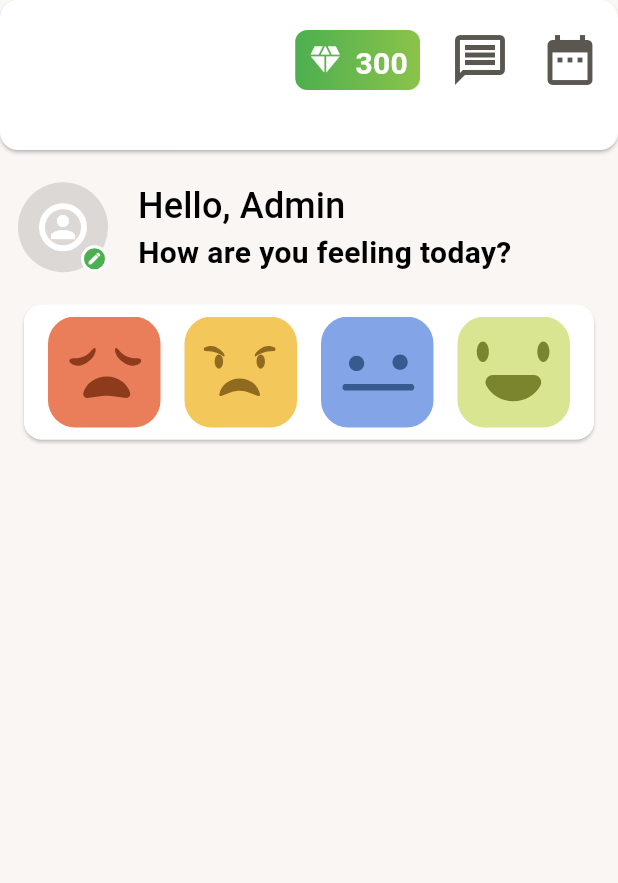
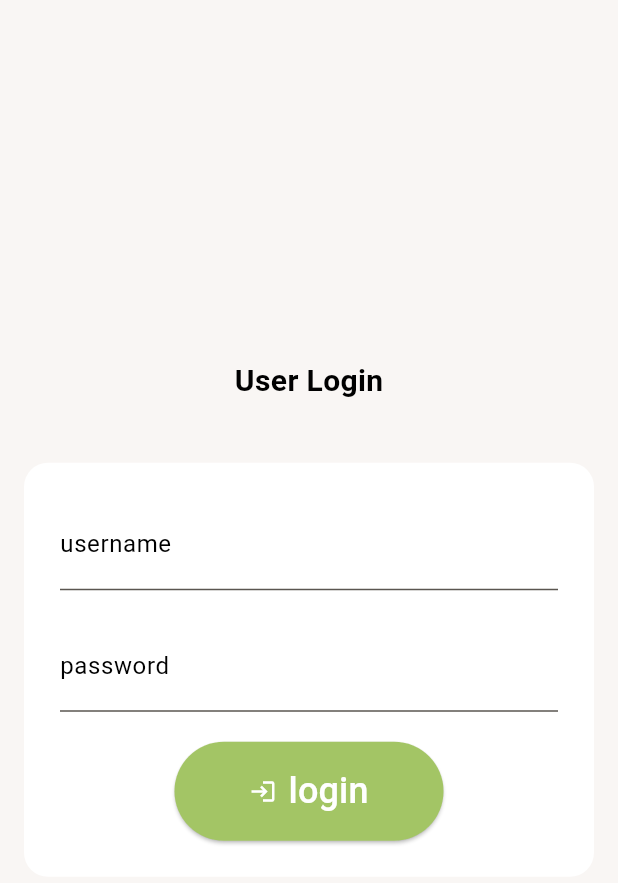
Before and after one commit to yazdan0101/mood_tracking_app, a Flutter app: the screen it shows after launch, on a phone screen of 412 x 824 dp. Shown: the top 883 px of the screen. Run offline on Flutter 3.47's test engine with Material 3 defaults, Android fonts, the phone set to English and light mode, and no system bars; our stand-ins replace flutter_riverpod, flutter_svg, go_router, riverpod_annotation; generated files the repository leaves out were written again.

Commit message:
Add login page and functionality

```diff
--- /dev/null
+++ b/lib/src/core/providers/auth_provider.dart
@@ -0,0 +1,68 @@
+import 'dart:convert';
+import 'dart:io';
+
+import 'package:flutter_riverpod/flutter_riverpod.dart';
+import 'package:http/http.dart' as http;
+
+enum AuthStatus { idle, loading, authenticated, error }
+
+class AuthState {
+  AuthState({this.status = AuthStatus.idle, this.token, this.error});
+
+  final AuthStatus status;
+  final String? token;
+  final String? error;
+
+  AuthState copyWith(
+          {final AuthStatus? status,
+          final String? token,
+          final String? error}) =>
+      AuthState(
+        status: status ?? this.status,
+        token: token ?? this.token,
+        error: error ?? this.error,
+      );
+}
+
+class AuthNotifier extends StateNotifier<AuthState> {
+  AuthNotifier() : super(AuthState());
+
+  Future<void> login(final String username, final String password) async {
+    state = state.copyWith(status: AuthStatus.loading);
+    try {
+      final response = await http.post(
+        Uri.parse('$backendBaseUrl/api/login'),
+        headers: {'Content-Type': 'application/json'},
+        body: jsonEncode({'username': username, 'password': password}),
+      );
+      if (response.statusCode == 200) {
+        final data = jsonDecode(response.body);
+        state = state.copyWith(
+          status: AuthStatus.authenticated,
+          token: data['token'],
+        );
+      } else {
+        final err = jsonDecode(response.body)['error'] ?? 'Unknown error';
+        state = state.copyWith(status: AuthStatus.error, error: err);
+      }
+    } catch (e) {
+      state = state.copyWith(status: AuthStatus.error, error: e.toString());
+    }
+  }
+}
+
+final authProvider = StateNotifierProvider<AuthNotifier, AuthState>(
+  (final ref) => AuthNotifier(),
+);
+
+String get backendBaseUrl {
+  if (Platform.isAndroid) {
+    return 'http://10.0.2.2:8000';
+  } else if (Platform.isIOS) {
+    // iOS simulator
+    return 'http://127.0.0.1:8000';
+  } else {
+    // Physical device or desktop
+    return 'http://localhost:8000';
+  }
+}
--- a/lib/src/core/widgets/back_next_section.dart
+++ b/lib/src/core/widgets/back_next_section.dart
@@ -1,9 +1,11 @@
 import 'package:flutter/material.dart';
 import 'package:flutter_riverpod/flutter_riverpod.dart';
+import 'package:go_router/go_router.dart';
 import 'package:mood_tracking_app/src/core/providers/best_today_description_provider.dart';
 import 'package:mood_tracking_app/src/core/providers/selected_activity_list_provider.dart';
 import 'package:mood_tracking_app/src/core/providers/selected_feelings_list_provider.dart';
 import 'package:mood_tracking_app/src/core/providers/selected_sleep_quality_list_provider.dart';
+import 'package:mood_tracking_app/src/router/routes.dart';
 
 class BackNextSection extends ConsumerWidget {
   const BackNextSection({required this.pageIndex, super.key});
@@ -50,7 +52,7 @@ class BackNextSection extends ConsumerWidget {
                   selectedActivity.isNotEmpty &&
                   bestOfToday != null;
               if (isFormValid) {
-                print('valid');
+                context.push(MoodCommentRoute().location);
               } else {
                 ScaffoldMessenger.of(context).showSnackBar(
                   SnackBar(
--- a/lib/src/core/widgets/custom_scaffold.dart
+++ b/lib/src/core/widgets/custom_scaffold.dart
@@ -8,10 +8,12 @@ class CustomScaffold extends StatelessWidget {
 
   @override
   Widget build(final BuildContext context) => Scaffold(
+        resizeToAvoidBottomInset: false,
         appBar: PreferredSize(
           preferredSize: const Size.fromHeight(100),
           child: Card(
             margin: EdgeInsets.zero,
+            surfaceTintColor: Colors.transparent,
             child: SafeArea(
               child: Padding(
                 padding: const EdgeInsets.all(12),
--- /dev/null
+++ b/lib/src/features/auth/login_page.dart
@@ -0,0 +1,129 @@
+import 'package:flutter/material.dart';
+import 'package:flutter_riverpod/flutter_riverpod.dart';
+import 'package:go_router/go_router.dart';
+import 'package:mood_tracking_app/src/core/providers/auth_provider.dart';
+
+class LoginPage extends ConsumerStatefulWidget {
+  const LoginPage({super.key});
+
+  @override
+  ConsumerState<LoginPage> createState() => _LoginScreenState();
+}
+
+class _LoginScreenState extends ConsumerState<LoginPage> {
+  final _formKey = GlobalKey<FormState>();
+  String _username = '';
+  String _password = '';
+
+  @override
+  Widget build(final BuildContext context) {
+    final theme = Theme.of(context);
+    final textTheme = theme.textTheme;
+
+    final colorScheme = theme.colorScheme;
+    final labelStyle = textTheme.bodySmall;
+    final auth = ref.watch(authProvider);
+    ref.listen<AuthState>(authProvider, (final prev, final next) {
+      if (next.status == AuthStatus.authenticated) {
+        context.go('/');
+      }
+    });
+    const gap20 = SizedBox(
+      height: 20,
+    );
+    final textFieldTextStyle =
+        textTheme.bodyMedium?.copyWith(fontWeight: FontWeight.normal);
+    return Scaffold(
+      resizeToAvoidBottomInset: true,
+      body: Padding(
+        padding: const EdgeInsets.all(16.0),
+        child: Form(
+          key: _formKey,
+          child: Container(
+            alignment: Alignment.center,
+            child: Column(
+              mainAxisAlignment: MainAxisAlignment.center,
+              children: [
+                const Text('User Login'),
+                gap20,
+                gap20,
+                Container(
+                  width: 400,
+                  padding: const EdgeInsets.all(24),
+                  decoration: BoxDecoration(
+                    color: colorScheme.surface,
+                    borderRadius: const BorderRadius.all(Radius.circular(16)),
+                  ),
+                  child: SingleChildScrollView(
+                    child: Column(
+                      mainAxisAlignment: MainAxisAlignment.center,
+                      children: [
+                        TextFormField(
+                          decoration: InputDecoration(
+                            labelText: 'username',
+                            labelStyle: labelStyle,
+                          ),
+                          style: textFieldTextStyle,
+                          onSaved: (final v) => _username = v!.trim(),
+                          validator: (final v) =>
+                              v!.isEmpty ? 'username_required' : null,
+                        ),
+                        gap20,
+                        TextFormField(
+                          decoration: InputDecoration(
+                            labelText: 'password',
+                            labelStyle: labelStyle,
+                          ),
+                          obscureText: true,
+                          style: textFieldTextStyle,
+                          onSaved: (final v) => _password = v!.trim(),
+                          validator: (final v) =>
+                              v!.isEmpty ? 'password_required' : null,
+                        ),
+                        gap20,
+                        ElevatedButton.icon(
+                          icon: Icon(
+                            Icons.login,
+                            color: colorScheme.surface,
+                          ),
+                          style: ButtonStyle(
+                            padding: const WidgetStatePropertyAll<
+                                EdgeInsetsGeometry>(
+                              EdgeInsets.symmetric(
+                                  horizontal: 50, vertical: 16),
+                            ),
+                            backgroundColor: WidgetStatePropertyAll<Color>(
+                                colorScheme.primary),
+                            foregroundColor: WidgetStatePropertyAll<Color>(
+                                colorScheme.surface),
+                          ),
+                          onPressed: () async {
+                            if (_formKey.currentState!.validate()) {
+                              _formKey.currentState!.save();
+                              await ref
+                                  .read(authProvider.notifier)
+                                  .login(_username, _password);
+                            }
+                          },
+                          label: const Text('login'),
+                        ),
+                        if (auth.status == AuthStatus.error)
+                          Padding(
+                            padding: const EdgeInsets.only(top: 12),
+                            child: Text(
+                              auth.error!,
+                              style: const TextStyle(color: Colors.red),
+                            ),
+                          ),
+                      ],
+                    ),
+                  ),
+                ),
+              ],
+            ),
+          ),
+        ),
+      ),
+    );
+  }
+}
--- a/lib/src/features/mood_details/presentation/mood_details_page.dart
+++ b/lib/src/features/mood_details/presentation/mood_details_page.dart
@@ -1,6 +1,5 @@
 import 'package:flutter/material.dart';
 import 'package:flutter_riverpod/flutter_riverpod.dart';
-import 'package:mood_tracking_app/src/core/providers/the_best_about_today_description.dart';
 import 'package:mood_tracking_app/src/core/widgets/activity_section.dart';
 import 'package:mood_tracking_app/src/core/widgets/back_next_section.dart';
 import 'package:mood_tracking_app/src/core/widgets/custom_scaffold.dart';
@@ -8,6 +7,7 @@ import 'package:mood_tracking_app/src/core/widgets/feeling_section.dart';
 import 'package:mood_tracking_app/src/core/widgets/mood_images_list.dart';
 import 'package:mood_tracking_app/src/core/widgets/sleep_quality_section.dart';
 import 'package:mood_tracking_app/src/core/widgets/step_indicator.dart';
+import 'package:mood_tracking_app/src/core/widgets/the_best_about_today_description.dart';
 
 class MoodDetailsPage extends ConsumerWidget {
   const MoodDetailsPage({super.key});
@@ -21,6 +21,9 @@ class MoodDetailsPage extends ConsumerWidget {
       body: SingleChildScrollView(
         child: Column(
           children: [
+            const SizedBox(
+              height: 20,
+            ),
             const StepIndicator(
               numSteps: 2,
               pageIndex: 0,
--- /dev/null
+++ b/lib/src/presentation/providers/auth_state.dart
@@ -0,0 +1 @@
+// TODO Implement this library.
--- /dev/null
+++ b/lib/src/presentation/providers/providers.dart
@@ -0,0 +1 @@
+// TODO Implement this library.
--- a/lib/src/router/router.dart
+++ b/lib/src/router/router.dart
@@ -2,16 +2,14 @@ import 'package:flutter/material.dart';
 import 'package:flutter_riverpod/flutter_riverpod.dart';
 import 'package:go_router/go_router.dart';
 import 'package:mood_tracking_app/src/router/routes.dart';
-
 import 'package:riverpod_annotation/riverpod_annotation.dart';
 
 part 'router.g.dart';
 
 @riverpod
-GoRouter router(final Ref ref) {
-  return GoRouter(
+GoRouter router(final Ref ref) => GoRouter(
       debugLogDiagnostics: true,
-    initialLocation: '/',
+      initialLocation: '/login',
       routes: $appRoutes,
       errorPageBuilder: (final context, final state) => const MaterialPage(
         child: Scaffold(
@@ -21,4 +19,3 @@ GoRouter router(final Ref ref) {
         ),
       ),
     );
-}
--- a/pubspec.yaml
+++ b/pubspec.yaml
@@ -17,6 +17,7 @@ dependencies:
   riverpod_annotation: ^2.6.1
   go_router_builder: ^2.8.2
   flutter_svg: ^2.0.17
+  http: ^1.3.0
 
 dev_dependencies:
   flutter_test:
```
Also changed, not shown: lib/src/core/widgets/app_bar_actions.dart (added, +43 -0 lines), lib/src/core/widgets/custom_text_field.dart (added, +33 -0 lines), lib/src/core/widgets/the_best_about_today_description.dart (renamed from lib/src/core/providers/the_best_about_today_description.dart, +6 -13 lines), lib/src/features/mood_comment/presentation/mood_comment_page.dart (added, +107 -0 lines), lib/src/router/routes.dart (+30 -0 lines), assets/images/image.png (added), lib/src/router/router.g.dart, lib/src/router/routes.g.dart, pubspec.lock, 6 other files. Lines whose indentation alone changed are shown as unchanged.
